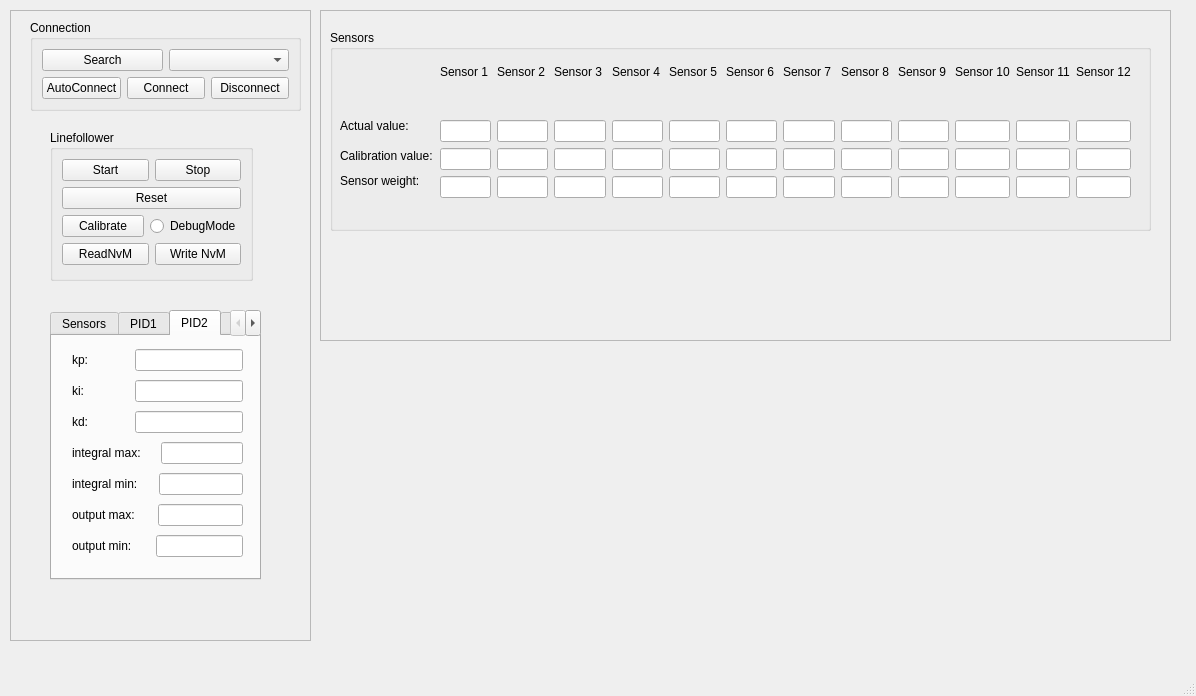
Old version of the form LFControlAppQt/mainwindow.ui in the repository konrad1s/LineFollower-Kwark.
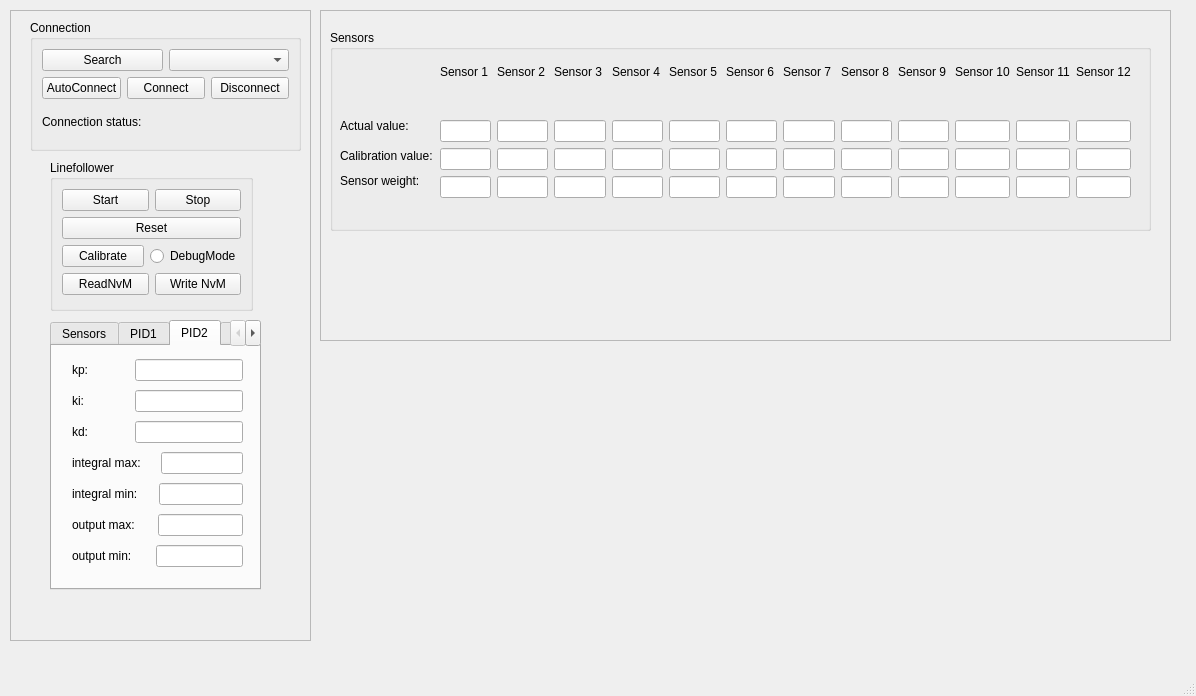
New version of the form. The open tabs and pages were chosen to show the change. Custom widgets are drawn as their Qt base class.

Commit message: Connection status indicator added

What changed in the file:
```diff
--- a/LFControlAppQt/mainwindow.ui
+++ b/LFControlAppQt/mainwindow.ui
@@ -35,7 +35,7 @@
        <x>20</x>
        <y>10</y>
        <width>271</width>
-       <height>91</height>
+       <height>131</height>
       </rect>
      </property>
      <property name="title">
@@ -81,13 +81,34 @@
         </item>
        </layout>
       </item>
+      <item>
+       <layout class="QHBoxLayout" name="horizontalLayout_39">
+        <item>
+         <widget class="QLabel" name="label_37">
+          <property name="text">
+           <string>Connection status:</string>
+          </property>
+         </widget>
+        </item>
+        <item>
+         <widget class="QLedIndicator" name="indicatorConnStatus" native="true">
+          <property name="maximumSize">
+           <size>
+            <width>33</width>
+            <height>16777215</height>
+           </size>
+          </property>
+         </widget>
+        </item>
+       </layout>
+      </item>
      </layout>
     </widget>
     <widget class="QGroupBox" name="groupBox_2">
      <property name="geometry">
       <rect>
        <x>40</x>
-       <y>120</y>
+       <y>150</y>
        <width>203</width>
        <height>151</height>
       </rect>
@@ -163,7 +184,7 @@
      <property name="geometry">
       <rect>
        <x>40</x>
-       <y>300</y>
+       <y>310</y>
        <width>211</width>
        <height>270</height>
       </rect>
```
Left out of the diff: 4 changed lines with no effect on the pictures. The commit also changes 3 other files.
